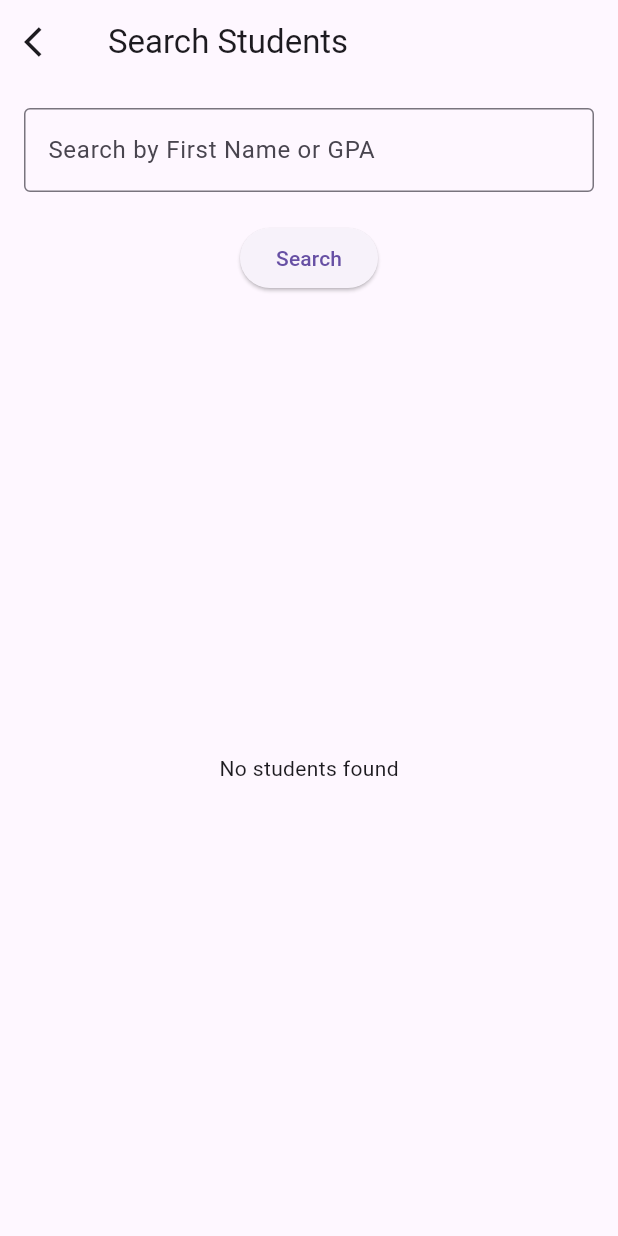
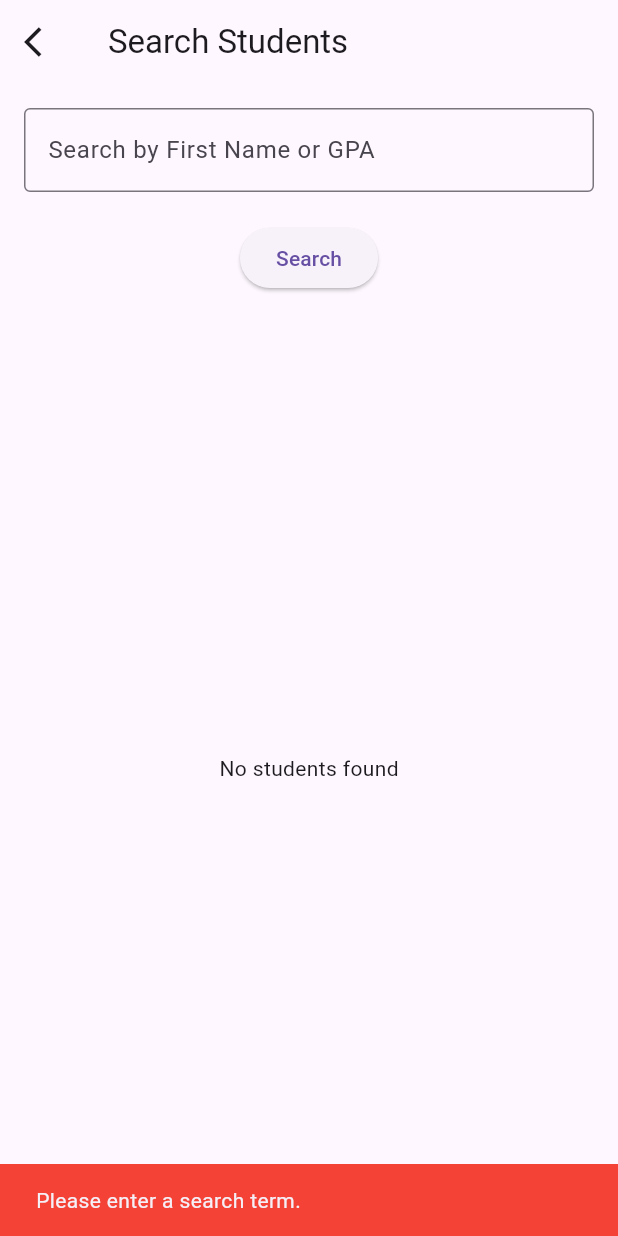
Before and after one commit to BassemWael/SOA_ASS1, a Flutter app: the SearchStudentPage screen opened by its route, after a tap on "Search", on a phone screen of 412 x 824 dp. Run offline on Flutter 3.47's test engine with Material 3 defaults, Android fonts, the phone set to English and light mode, and no system bars.

Commit message:
search student bug fixing

```diff
--- a/ass1/lib/screens/search_student.dart
+++ b/ass1/lib/screens/search_student.dart
@@ -1,6 +1,8 @@
 import 'package:flutter/material.dart';
+import '../Classes/student_class.dart';
+import 'dart:convert';
+import 'package:http/http.dart' as http;
 
-import '../Classes/student_class.dart';
 
 class SearchStudentPage extends StatefulWidget {
   const SearchStudentPage({super.key});
@@ -80,7 +82,56 @@ class _SearchStudentPageState extends State<SearchStudentPage> {
     );
   }
 
-  void _searchStudents(String query) {
-    ///api function
+  void _searchStudents(String query) async {
+    if (query.isEmpty) {
+      // Display an error message if the search field is empty
+      ScaffoldMessenger.of(context).showSnackBar(
+        const SnackBar(
+          content: Text("Please enter a search term."),
+          backgroundColor: Colors.red,
+        ),
+      );
+      return;
+    }
+
+    final url = Uri.parse('http://127.0.0.1:8080/api/students/search?searchKey=$query');
+
+    try {
+      final response = await http.get(url);
+
+      if (response.statusCode == 200) {
+        final List<dynamic> data = jsonDecode(response.body);
+
+        // Parse response data into a list of Student objects
+        setState(() {
+          searchResults = data.map((json) => Student.fromJson(json)).toList();
+        });
+
+        if (searchResults.isEmpty) {
+          ScaffoldMessenger.of(context).showSnackBar(
+            const SnackBar(
+              content: Text("No students found."),
+              backgroundColor: Colors.orange,
+            ),
+          );
+        }
+      } else {
+        // Handle unsuccessful response
+        ScaffoldMessenger.of(context).showSnackBar(
+          SnackBar(
+            content: Text("Search failed. Error: ${response.body}"),
+            backgroundColor: Colors.red,
+          ),
+        );
+      }
+    } catch (e) {
+      // Handle any exceptions or errors during the request
+      ScaffoldMessenger.of(context).showSnackBar(
+        SnackBar(
+          content: Text("An error occurred: $e"),
+          backgroundColor: Colors.red,
+        ),
+      );
+    }
   }
 }
```
